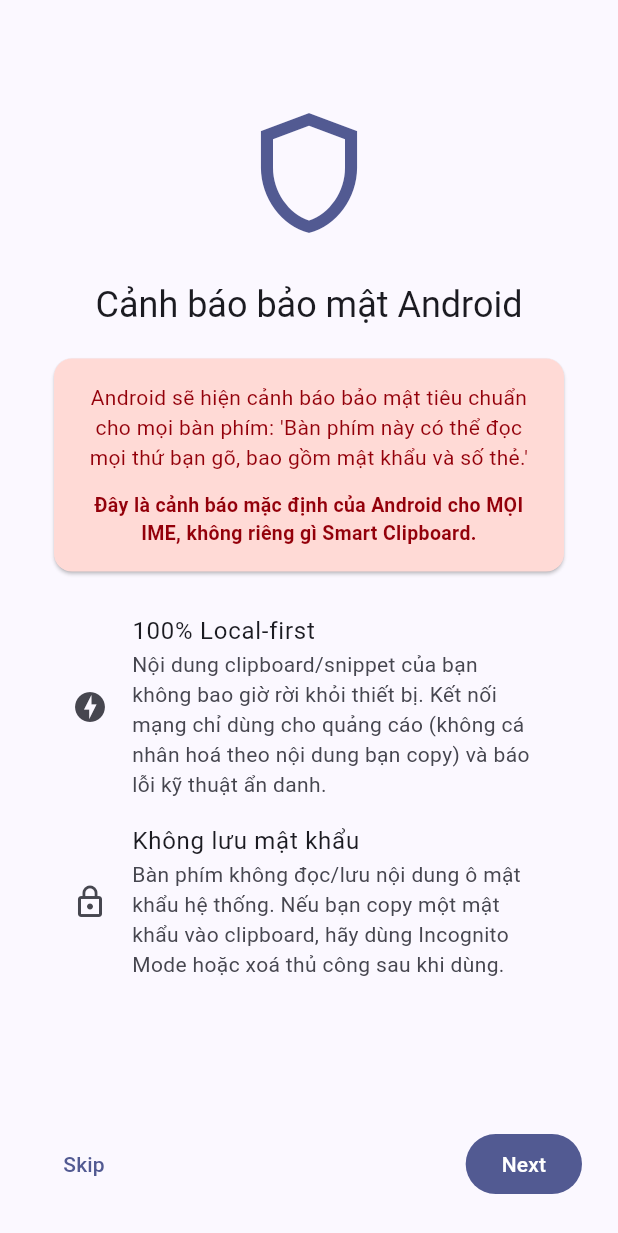
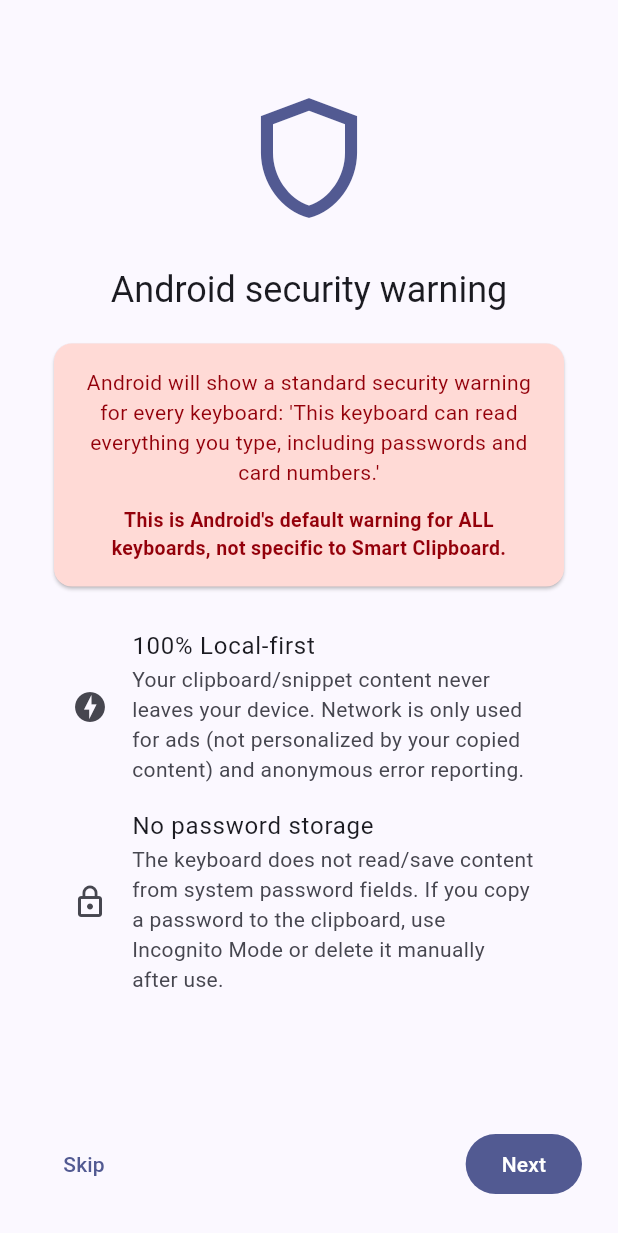
Before and after one commit to hoangsoft90/SmartClipboard, a Flutter app: the screen it shows after launch, swiped to page 3, on a phone screen of 412 x 824 dp. Shown: the top 1233 px of the screen. Run offline on Flutter 3.47's test engine with Material 3 defaults, Android fonts, the phone set to English and light mode, and no system bars; our stand-ins replace flutter_riverpod, google_mobile_ads, local_auth, sentry_flutter, sqflite; missing offline and left inert: encrypt, receive_sharing_intent; accounts and stored records are empty.

Commit message:
feat: enable real ads and localize all UI strings (en/vi sync)
- AppConfig: enableAds=true, testAds=false → real AdMob unit IDs
- AndroidManifest: production AdMob App ID (hoangsoft90)
- Fix language mixing: move ~40 hardcoded VN/EN UI strings to l10n ARB
  (onboarding, snippet edit, playground, settings, privacy banner,
  backup errors via BackupErrorCode enum, biometric reason)
- Add features.md documenting all app features and UI

🤖 Generated with Codebuff
Co-Authored-By: Codebuff <noreply@codebuff.com>

```diff
--- a/lib/core/constants/app_config.dart
+++ b/lib/core/constants/app_config.dart
@@ -6,10 +6,10 @@ class AppConfig {
   AppConfig._();
 
   /// Bật/tắt toàn bộ AdMob. false = no ads, no SDK init.
-  static const bool enableAds = false;
+  static const bool enableAds = true;
 
   /// Bật/tắt test ads. true = Google test IDs, false = real IDs.
-  static const bool testAds = true;
+  static const bool testAds = false;
 
   // ---- Google Test Ad Unit IDs ----
   static const String testAndroidAppId = 'ca-app-pub-3940256099942544~3347511713';
--- a/lib/l10n/app_en.arb
+++ b/lib/l10n/app_en.arb
@@ -20,6 +20,7 @@
   "btnLater": "Later",
   "btnCopy": "Copy",
   "btnRename": "Rename",
+  "btnEdit": "Edit",
   "btnDelete": "Delete",
   "btnClose": "Close",
   "btnBack": "Back",
@@ -37,6 +38,7 @@
   "clipboardPauseSubtitle": "Incognito/Pause Mode — one-tap pause, no background logging",
   "clipboardAutoDelete": "Auto-delete history after",
   "clipboardAutoDeleteSubtitle": "Auto-Expiration Engine (1/7/30 days)",
+  "clipboardAutoDeleteOption": "{days} days",
 
   "popupCopyAgain": "Copy again",
   "popupSaveAsSnippet": "Save as Snippet",
@@ -172,5 +174,61 @@
   "filterFavorites": "Favorites",
   "filterPinned": "Pinned",
   "filterEnabled": "Enabled",
-  "filterDisabled": "Disabled"
+  "filterDisabled": "Disabled",
+
+  "snippetEditTitle": "Edit snippet",
+  "triggerLabel": "Trigger",
+  "triggerHelperText": "Type ;{trigger} + space to expand",
+  "triggerErrorEmpty": "Cannot be empty",
+  "triggerErrorInvalid": "Trigger must be letters/numbers/symbols without spaces or punctuation",
+  "snippetDeleteConfirm": "Delete this snippet? This cannot be undone.",
+
+  "privacyHeuristicHigh": "Heuristic: text may contain sensitive data (OTP/password/API key?). Prediction only.",
+  "privacyHeuristicLow": "Heuristic: text looks random, may be sensitive. Prediction only.",
+
+  "onboardingLocalFirstTitle": "100% Local-first",
+  "onboardingLocalFirstSubtitle": "Clipboard and snippet content NEVER leaves your device.",
+  "onboardingSecurityTitle": "Android security warning",
+  "onboardingSecurityBody": "Android will show a standard security warning for every keyboard: 'This keyboard can read everything you type, including passwords and card numbers.'",
+  "onboardingSecurityNote": "This is Android's default warning for ALL keyboards, not specific to Smart Clipboard.",
+  "onboardingPrivacySubtitle": "Your clipboard/snippet content never leaves your device. Network is only used for ads (not personalized by your copied content) and anonymous error reporting.",
+  "onboardingNoPasswordTitle": "No password storage",
+  "onboardingNoPasswordSubtitle": "The keyboard does not read/save content from system password fields. If you copy a password to the clipboard, use Incognito Mode or delete it manually after use.",
+  "onboardingOemTitle": "Tips for Xiaomi / Oppo / Samsung devices",
+  "onboardingOemBody": "Some devices (MIUI, ColorOS, One UI) have strict battery management that may prevent the keyboard/snippets from updating in time.\n\nRecommended:\n• Settings > Battery > Battery optimization\n• Select Smart Clipboard → \"No restrictions\" (No optimization)\n• MIUI: add the app to the auto-start protection list",
+  "onboardingKeyboardEnabledNotActive": "Keyboard enabled! Tap below to switch to Smart Clipboard.",
+  "onboardingKeyboardActive": "Smart Clipboard is your active keyboard!",
+  "onboardingSwitchKeyboard": "Switch to Smart Clipboard",
+
+  "playgroundTapToSwitch": "Tap to switch to Smart Clipboard",
+  "playgroundActiveSubtitle": "Try typing ;email + Space in Telegram",
+  "btnSwitch": "Switch",
+
+  "langSystem": "System",
+  "settingsProSection": "Pro",
+  "settingsAppearanceSection": "Appearance",
+  "themeSystem": "System",
+  "themeSystemSubtitle": "Follow device setting",
+  "themeLight": "Light",
+  "themeDark": "Dark",
+  "colorWhite": "White",
+  "colorGray": "Gray",
+  "colorBlue": "Blue",
+  "colorBlack": "Black",
+  "proActiveTitle": "✨ Pro Active",
+  "proActiveUntil": "Available until {time}",
+  "proUnlockTitle": "✨ Unlock Pro for today",
+  "proUnlockSubtitle": "Watch a short ad to unlock all Pro features for 24 hours",
+  "btnWatchAd": "Watch Ad",
+  "proUnlockedSnackbar": "✨ Pro unlocked for 24 hours!",
+  "adFailedSnackbar": "Ad failed to load. Please try again.",
+
+  "backupErrorWebUnsupported": "Backup/Restore is not available on web.",
+  "backupErrorFileNotFound": "Backup file does not exist.",
+  "backupErrorInvalidFormat": "Backup file is not in the correct format.",
+  "backupErrorNotAppBackup": "This is not a backup file from this app.",
+  "backupErrorInvalidKdf": "Invalid KDF iterations.",
+  "backupErrorDecrypt": "Wrong passphrase or corrupted file. Cannot decrypt.",
+
+  "lockGateBiometricReason": "Authenticate to open Smart Clipboard"
 }
--- a/lib/screens/home_screen.dart
+++ b/lib/screens/home_screen.dart
@@ -240,7 +240,7 @@ class _KeyboardEnableBanner extends ConsumerWidget {
           subtitle: Text(
             isDisabled
                 ? l10n.playgroundKeyboardSubtitle
-                : 'Tap to switch to Smart Clipboard',
+                : l10n.playgroundTapToSwitch,
             style: const TextStyle(fontSize: 11),
           ),
           trailing: IconButton(
--- a/lib/screens/onboarding/onboarding_screen.dart
+++ b/lib/screens/onboarding/onboarding_screen.dart
@@ -115,9 +115,8 @@ class _IntroPage extends StatelessWidget {
           const SizedBox(height: 24),
           ListTile(
             leading: const Icon(Icons.offline_bolt),
-            title: const Text('100% Local-first'),
-            subtitle: const Text(
-                'Nội dung clipboard và snippet KHÔNG BAO GIỜ rời khỏi thiết bị của bạn.'),
+            title: Text(l10n.onboardingLocalFirstTitle),
+            subtitle: Text(l10n.onboardingLocalFirstSubtitle),
           ),
           ListTile(
             leading: const Icon(Icons.gavel),
@@ -185,7 +184,7 @@ class _KeyboardPageState extends ConsumerState<_KeyboardPage> {
               child: Padding(
                 padding: const EdgeInsets.all(12),
                 child: Text(
-                  'Keyboard enabled! Tap below to switch to Smart Clipboard.',
+                  l10n.onboardingKeyboardEnabledNotActive,
                   textAlign: TextAlign.center,
                   style: const TextStyle(fontSize: 13),
                 ),
@@ -194,12 +193,12 @@ class _KeyboardPageState extends ConsumerState<_KeyboardPage> {
           if (isActive)
             Card(
               color: Colors.green,
-              child: const Padding(
-                padding: EdgeInsets.all(12),
+              child: Padding(
+                padding: const EdgeInsets.all(12),
                 child: Text(
-                  'Smart Clipboard is your active keyboard!',
+                  l10n.onboardingKeyboardActive,
                   textAlign: TextAlign.center,
-                  style: TextStyle(fontSize: 13),
+                  style: const TextStyle(fontSize: 13),
                 ),
               ),
             ),
@@ -225,7 +224,7 @@ class _KeyboardPageState extends ConsumerState<_KeyboardPage> {
                 KeyboardActivationState.disabled =>
                     l10n.onboardingEnableKeyboard,
                 KeyboardActivationState.enabledNotActive =>
-                    'Switch to Smart Clipboard',
+                    l10n.onboardingSwitchKeyboard,
                 KeyboardActivationState.active =>
                     l10n.playgroundKeyboardEnabled,
               },
@@ -248,6 +247,7 @@ class _SecurityWarningPage extends StatelessWidget {
   @override
   Widget build(BuildContext context) {
     final theme = Theme.of(context);
+    final l10n = AppLocalizations.of(context);
     return Padding(
       padding: const EdgeInsets.all(32),
       child: Column(
@@ -257,7 +257,7 @@ class _SecurityWarningPage extends StatelessWidget {
               size: 96, color: theme.colorScheme.primary),
           const SizedBox(height: 24),
           Text(
-            'Cảnh báo bảo mật Android',
+            l10n.onboardingSecurityTitle,
             style: theme.textTheme.headlineSmall,
             textAlign: TextAlign.center,
           ),
@@ -269,9 +269,7 @@ class _SecurityWarningPage extends StatelessWidget {
               child: Column(
                 children: [
                   Text(
-                    "Android sẽ hiện cảnh báo bảo mật tiêu chuẩn cho mọi "
-                    "bàn phím: 'Bàn phím này có thể đọc mọi thứ bạn gõ, "
-                    "bao gồm mật khẩu và số thẻ.'",
+                    l10n.onboardingSecurityBody,
                     style: TextStyle(
                       color: theme.colorScheme.onErrorContainer,
                       fontSize: 14,
@@ -280,8 +278,7 @@ class _SecurityWarningPage extends StatelessWidget {
                   ),
                   const SizedBox(height: 12),
                   Text(
-                    'Đây là cảnh báo mặc định của Android cho MỌI IME, '
-                    'không riêng gì Smart Clipboard.',
+                    l10n.onboardingSecurityNote,
                     style: TextStyle(
                       color: theme.colorScheme.onErrorContainer,
                       fontWeight: FontWeight.bold,
@@ -296,19 +293,13 @@ class _SecurityWarningPage extends StatelessWidget {
           const SizedBox(height: 16),
           ListTile(
             leading: const Icon(Icons.offline_bolt),
-            title: const Text('100% Local-first'),
-            subtitle: const Text(
-                'Nội dung clipboard/snippet của bạn không bao giờ rời khỏi thiết bị. '
-                'Kết nối mạng chỉ dùng cho quảng cáo (không cá nhân hoá theo nội dung '
-                'bạn copy) và báo lỗi kỹ thuật ẩn danh.'),
+            title: Text(l10n.onboardingLocalFirstTitle),
+            subtitle: Text(l10n.onboardingPrivacySubtitle),
           ),
           ListTile(
             leading: const Icon(Icons.lock_outline),
-            title: const Text('Không lưu mật khẩu'),
-            subtitle: const Text(
-                'Bàn phím không đọc/lưu nội dung ô mật khẩu hệ thống. '
-                'Nếu bạn copy một mật khẩu vào clipboard, '
-                'hãy dùng Incognito Mode hoặc xoá thủ công sau khi dùng.'),
+            title: Text(l10n.onboardingNoPasswordTitle),
+            subtitle: Text(l10n.onboardingNoPasswordSubtitle),
           ),
         ],
       ),
@@ -330,18 +321,11 @@ class _OemBatteryPage extends StatelessWidget {
           Icon(Icons.battery_saver,
               size: 96, color: Theme.of(context).colorScheme.primary),
           const SizedBox(height: 16),
-          Text('Mẹo cho máy Xiaomi / Oppo / Samsung',
+          Text(l10n.onboardingOemTitle,
               style: Theme.of(context).textTheme.titleLarge,
               textAlign: TextAlign.center),
           const SizedBox(height: 12),
-          const Text(
-            'Một số máy Việt Nam (MIUI, ColorOS, One UI) có quản lý pin '
-            'nghiêm ngặt, có thể làm bàn phím/snippet mới không cập nhật kịp.\n\n'
-            'Khuyến nghị:\n'
-            '• Vào Cài đặt > Pin > Tối ưu hoá pin\n'
-            '• Chọn Smart Clipboard → "Không giới hạn" (Không tối ưu)\n'
-            '• MIUI: thêm app vào danh sách bảo vệ khởi động tự động',
-          ),
+          Text(l10n.onboardingOemBody),
           const SizedBox(height: 8),
           Text(l10n.onboardingSkipHint,
               style: const TextStyle(fontStyle: FontStyle.italic)),
--- a/lib/screens/playground/playground_screen.dart
+++ b/lib/screens/playground/playground_screen.dart
@@ -144,8 +144,8 @@ class _PlaygroundScreenState extends ConsumerState<PlaygroundScreen> {
               subtitle: Text(
                 switch (activationState) {
                   KeyboardActivationState.disabled => l10n.playgroundKeyboardSubtitle,
-                  KeyboardActivationState.enabledNotActive => 'Tap to switch to Smart Clipboard',
-                  KeyboardActivationState.active => 'Thử gõ ;email + Space ở Telegram',
+                  KeyboardActivationState.enabledNotActive => l10n.playgroundTapToSwitch,
+                  KeyboardActivationState.active => l10n.playgroundActiveSubtitle,
                 },
                 style: const TextStyle(fontSize: 12),
               ),
@@ -163,7 +163,7 @@ class _PlaygroundScreenState extends ConsumerState<PlaygroundScreen> {
                       child: Text(
                         activationState == KeyboardActivationState.disabled
                             ? l10n.btnEnable
-                            : 'Switch',
+                            : l10n.btnSwitch,
                       ),
                     ),
             ),
--- a/lib/screens/snippets/snippets_screen.dart
+++ b/lib/screens/snippets/snippets_screen.dart
@@ -213,7 +213,7 @@ class _SnippetTile extends ConsumerWidget {
                 child: Text(snippet.isEnabled
                     ? l10n.snippetDisable
                     : l10n.snippetEnable)),
-            const PopupMenuItem(value: 'edit', child: Text('Edit')),
+            PopupMenuItem(value: 'edit', child: Text(l10n.btnEdit)),
             PopupMenuItem(
                 value: 'delete', child: Text(l10n.btnDelete)),
           ],
--- a/lib/services/auth_service.dart
+++ b/lib/services/auth_service.dart
@@ -23,11 +23,11 @@ class AuthService {
     }
   }
 
-  Future<bool> authenticate() async {
+  Future<bool> authenticate({String localizedReason = 'Authenticate to open Smart Clipboard'}) async {
     if (!_isSupported) return false;
     try {
       return await _auth.authenticate(
-        localizedReason: 'Xác thực để mở Smart Clipboard',
+        localizedReason: localizedReason,
         options: const AuthenticationOptions(
           biometricOnly: true,
           stickyAuth: true,
--- a/lib/widgets/lock_gate.dart
+++ b/lib/widgets/lock_gate.dart
@@ -25,7 +25,10 @@ class _LockGateState extends ConsumerState<LockGate>
       return;
     }
     setState(() => _authenticating = true);
-    final ok = await ref.read(authServiceProvider).authenticate();
+    final l10n = AppLocalizations.of(context);
+    final ok = await ref
+        .read(authServiceProvider)
+        .authenticate(localizedReason: l10n.lockGateBiometricReason);
     if (!mounted) return;
     setState(() {
       _authenticating = false;
--- a/lib/widgets/privacy_banner.dart
+++ b/lib/widgets/privacy_banner.dart
@@ -1,4 +1,6 @@
 import 'package:flutter/material.dart';
+
+import '../generated/l10n/app_localizations.dart';
 
 /// Badge cảnh báo privacy_risk_score (0/1/2).
 ///
@@ -14,12 +16,9 @@ class PrivacyRiskBadge extends StatelessWidget {
   @override
   Widget build(BuildContext context) {
     final isHigh = score >= 2;
+    final l10n = AppLocalizations.of(context);
     return Tooltip(
-      message: isHigh
-          ? 'Heuristic: văn bản có thể chứa dữ liệu nhạy cảm '
-              '(OTP/mật khẩu/API key?). Chỉ là dự đoán.'
-          : 'Heuristic: văn bản trông ngẫu nhiên, có thể nhạy cảm. '
-              'Chỉ là dự đoán.',
+      message: isHigh ? l10n.privacyHeuristicHigh : l10n.privacyHeuristicLow,
       child: Container(
         padding: const EdgeInsets.symmetric(horizontal: 6, vertical: 3),
         decoration: BoxDecoration(
```
Also changed, not shown: lib/l10n/app_vi.arb (+59 -1 lines), lib/screens/settings/settings_screen.dart (+50 -30 lines), lib/screens/snippets/snippet_edit_screen.dart (+11 -12 lines), lib/services/backup_service.dart (+29 -8 lines), lib/generated/l10n/app_localizations.dart, lib/generated/l10n/app_localizations_en.dart, lib/generated/l10n/app_localizations_vi.dart, 4 other files.
